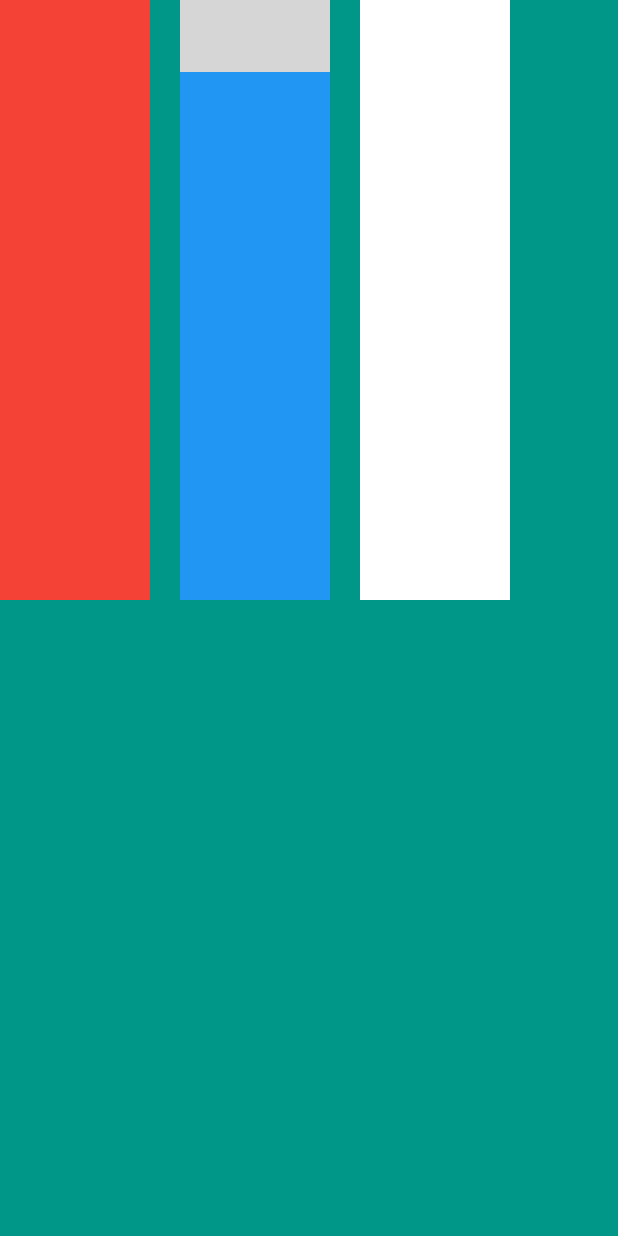
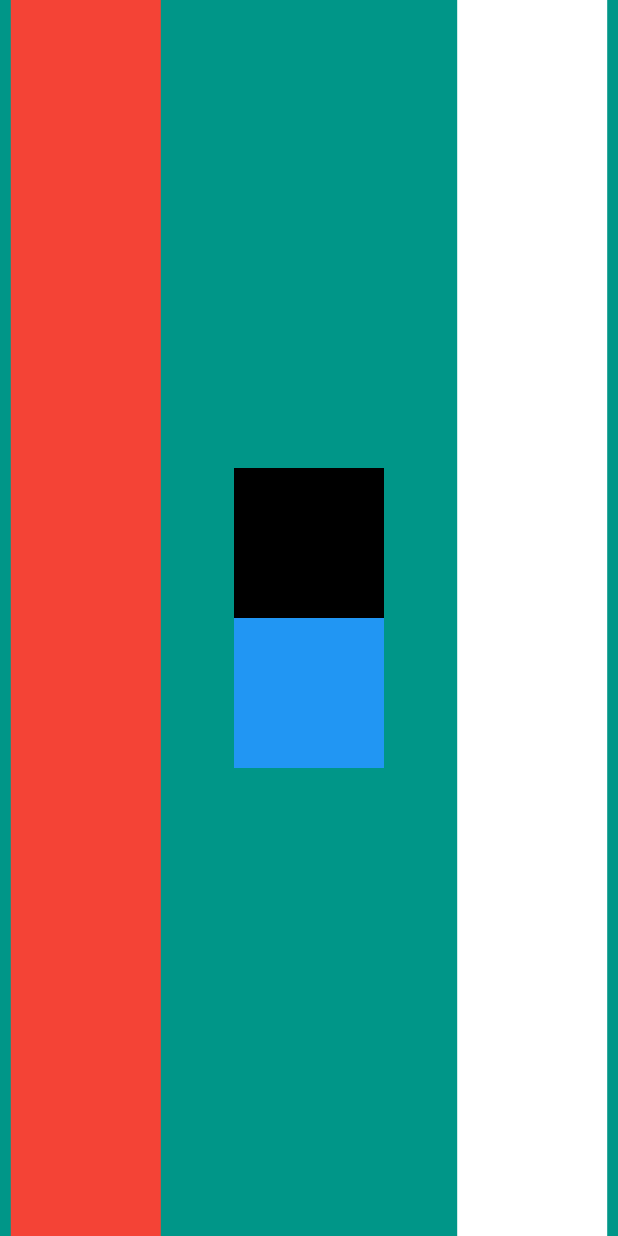
Before and after one commit to Code-Saurav/challenge2_container, a Flutter app: the screen it shows after launch, on a phone screen of 412 x 824 dp. Run offline on Flutter 3.47's test engine with Material 2 defaults, Android fonts, the phone set to English and light mode, and no system bars; grey boxes are pictures that could not be loaded.

Commit message:
second last commit

```diff
--- a/lib/main.dart
+++ b/lib/main.dart
@@ -13,27 +13,29 @@ class MyApp extends StatelessWidget {
         backgroundColor: Colors.teal,
         body: SafeArea(
           child: Row(
-            crossAxisAlignment: CrossAxisAlignment.center,
+            mainAxisAlignment: MainAxisAlignment.spaceAround,
             children: <Widget>[
               Container(
                 color: Colors.red,
-                height: 400,
+                height: double.infinity,
                 width: 100,
               ),
               SizedBox(width: 20),
               Container(
                 color: Colors.blue,
-                height: 400,
+                height: 200,
                 width: 100,
                 child: Column(
                   crossAxisAlignment: CrossAxisAlignment.center,
-                  children: <Widget>[Container(color:Colors.black,height),],
+                  children: <Widget>[
+                    Container(color: Colors.black, height: 100),
+                  ],
                 ),
               ),
               SizedBox(width: 20),
               Container(
                 color: Colors.white,
-                height: 400,
+                height: double.infinity,
                 width: 100,
               ),
             ],
```
